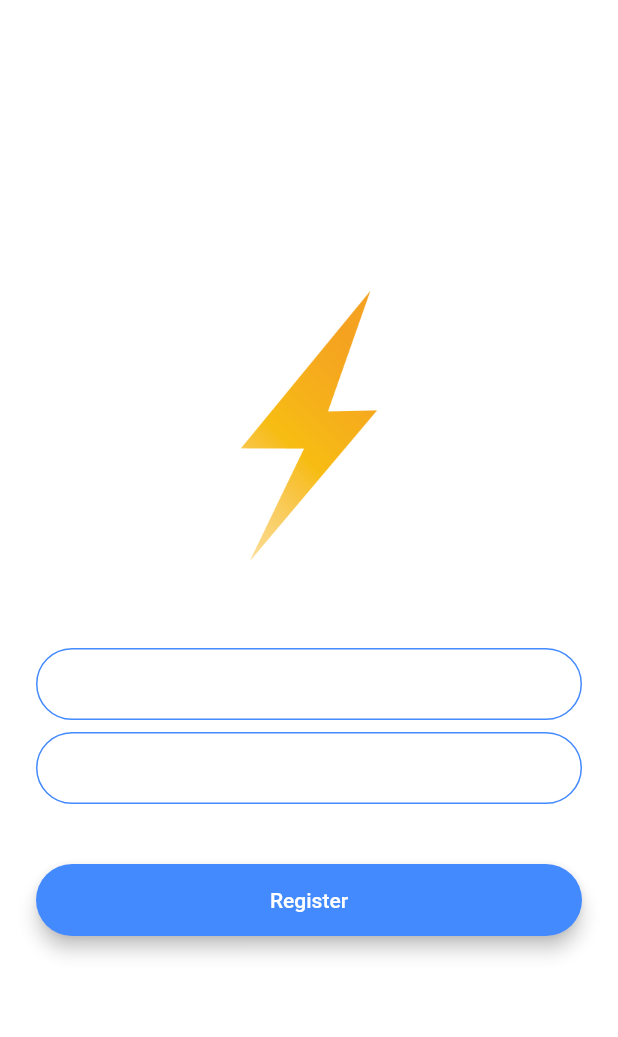
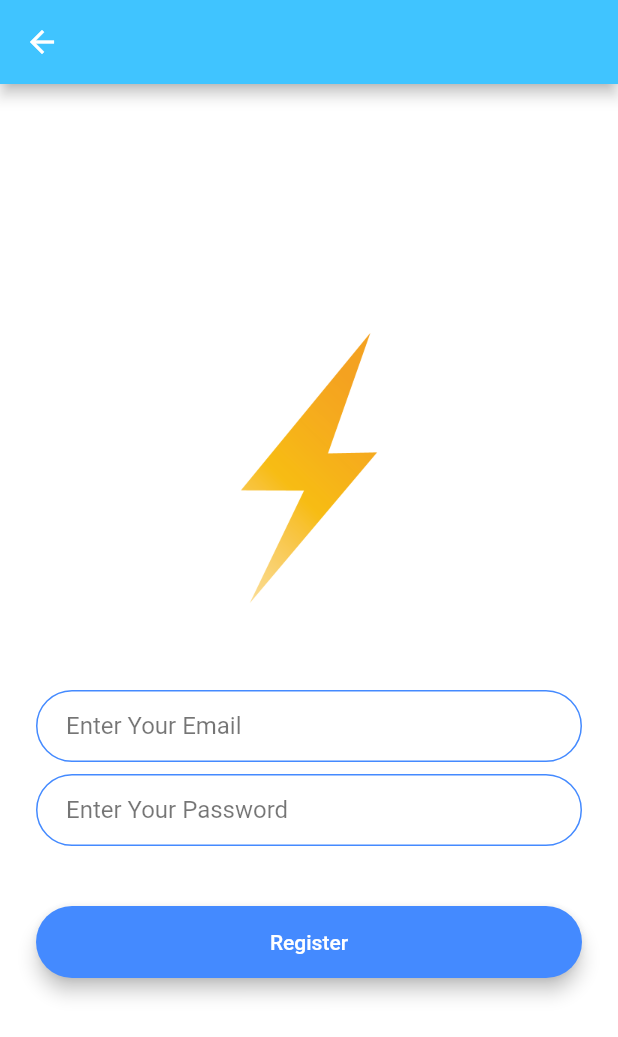
Before and after one commit to disterbia/flutter_chat_app, a Flutter app: the RegistrationScreen screen opened by its route, after a tap on "Register", on a phone screen of 412 x 824 dp. Shown: the top 1037 px of the screen. Run offline on Flutter 3.47's test engine with Material 2 defaults, Android fonts, the phone set to English and light mode, and no system bars; our stand-ins replace animated_text_kit, firebase_auth, modal_progress_hud, sentry, toast; accounts and stored records are empty.

```diff
--- a/lib/constants.dart
+++ b/lib/constants.dart
@@ -6,14 +6,28 @@ const kSendButtonTextStyle = TextStyle(
   fontSize: 18.0,
 );
 
-const kMessageTextFieldDecoration = InputDecoration(
-  contentPadding: EdgeInsets.symmetric(vertical: 10.0, horizontal: 20.0),
-  hintText: 'Type your message here...',
-  border: InputBorder.none,
-);
+
 
 const kMessageContainerDecoration = BoxDecoration(
   border: Border(
     top: BorderSide(color: Colors.lightBlueAccent, width: 2.0),
   ),
 );
+
+const kMessageTextFieldDecoration= InputDecoration(
+    hintStyle: TextStyle(color: Colors.black54),
+    hintText: 'Enter your value',
+    contentPadding:
+    EdgeInsets.symmetric(vertical: 10.0, horizontal: 20.0),
+    border: OutlineInputBorder(
+      borderRadius: BorderRadius.all(Radius.circular(32.0)),
+    ),
+    enabledBorder: OutlineInputBorder(
+      borderSide: BorderSide(color: Colors.blueAccent, width: 1.0),
+      borderRadius: BorderRadius.all(Radius.circular(32.0)),
+    ),
+    focusedBorder: OutlineInputBorder(
+      borderSide: BorderSide(color: Colors.blueAccent, width: 2.0),
+      borderRadius: BorderRadius.all(Radius.circular(32.0)),
+    ),
+  );
--- a/lib/screens/chat_screen.dart
+++ b/lib/screens/chat_screen.dart
@@ -13,6 +13,7 @@ class _ChatScreenState extends State<ChatScreen> {
   @override
   Widget build(BuildContext context) {
     return Scaffold(
+      backgroundColor: Colors.white,
       appBar: AppBar(
         leading: null,
         actions: <Widget>[
@@ -37,6 +38,7 @@ class _ChatScreenState extends State<ChatScreen> {
                 children: <Widget>[
                   Expanded(
                     child: TextField(
+                      style: TextStyle(color:Colors.black),
                       onChanged: (value) {
                         //Do something with the user input.
                       },
--- a/lib/screens/registration_screen.dart
+++ b/lib/screens/registration_screen.dart
@@ -1,17 +1,32 @@
+import 'package:firebase_auth/firebase_auth.dart';
+import 'package:flash_chat/constants.dart';
+import 'package:flash_chat/screens/chat_screen.dart';
 import 'package:flutter/material.dart';
+import 'package:sentry/sentry.dart';
 
 class RegistrationScreen extends StatefulWidget {
 
   static const String id='registration_screen';
+
 
   @override
   _RegistrationScreenState createState() => _RegistrationScreenState();
 }
 
 class _RegistrationScreenState extends State<RegistrationScreen> {
+  final SentryClient sentry = new SentryClient(dsn: 'https://44236c005c114ba48e86386d4ced21d5@sentry.io/3103940');
+  final _auth=FirebaseAuth.instance;
+
+  String email;
+  String password;
+
+
   @override
   Widget build(BuildContext context) {
     return Scaffold(
+      appBar: AppBar(
+        backgroundColor: Colors.lightBlueAccent,
+      ),
       backgroundColor: Colors.white,
       body: Padding(
         padding: EdgeInsets.symmetric(horizontal: 24.0),
@@ -19,59 +34,38 @@ class _RegistrationScreenState extends State<RegistrationScreen> {
           mainAxisAlignment: MainAxisAlignment.center,
           crossAxisAlignment: CrossAxisAlignment.stretch,
           children: <Widget>[
-            Hero(
-              tag: 'logo',
-              child: Container(
-                height: 200.0,
-                child: Image.asset('images/logo.png'),
+            Flexible( //공간만큼 줄어듬
+              child: Hero(
+                tag: 'logo',
+                child: Container(
+                  height: 200.0,
+                  child: Image.asset('images/logo.png'),
+                ),
               ),
             ),
             SizedBox(
               height: 48.0,
             ),
             TextField(
+              style: TextStyle(color: Colors.black),
               onChanged: (value) {
-                //Do something with the user input.
+                email=value;
               },
-              decoration: InputDecoration(
-                hintText: 'Enter your email',
-                contentPadding:
-                    EdgeInsets.symmetric(vertical: 10.0, horizontal: 20.0),
-                border: OutlineInputBorder(
-                  borderRadius: BorderRadius.all(Radius.circular(32.0)),
-                ),
-                enabledBorder: OutlineInputBorder(
-                  borderSide: BorderSide(color: Colors.blueAccent, width: 1.0),
-                  borderRadius: BorderRadius.all(Radius.circular(32.0)),
-                ),
-                focusedBorder: OutlineInputBorder(
-                  borderSide: BorderSide(color: Colors.blueAccent, width: 2.0),
-                  borderRadius: BorderRadius.all(Radius.circular(32.0)),
-                ),
+              decoration: kMessageTextFieldDecoration.copyWith(
+                hintText: "Enter Your Email"
               ),
             ),
             SizedBox(
               height: 8.0,
             ),
             TextField(
+              style: TextStyle(color: Colors.black),
+              obscureText: true, //password
               onChanged: (value) {
-                //Do something with the user input.
+                password=value;
               },
-              decoration: InputDecoration(
-                hintText: 'Enter your password',
-                contentPadding:
-                    EdgeInsets.symmetric(vertical: 10.0, horizontal: 20.0),
-                border: OutlineInputBorder(
-                  borderRadius: BorderRadius.all(Radius.circular(32.0)),
-                ),
-                enabledBorder: OutlineInputBorder(
-                  borderSide: BorderSide(color: Colors.blueAccent, width: 1.0),
-                  borderRadius: BorderRadius.all(Radius.circular(32.0)),
-                ),
-                focusedBorder: OutlineInputBorder(
-                  borderSide: BorderSide(color: Colors.blueAccent, width: 2.0),
-                  borderRadius: BorderRadius.all(Radius.circular(32.0)),
-                ),
+              decoration: kMessageTextFieldDecoration.copyWith(
+                hintText: "Enter Your Password"
               ),
             ),
             SizedBox(
@@ -84,8 +78,16 @@ class _RegistrationScreenState extends State<RegistrationScreen> {
                 borderRadius: BorderRadius.all(Radius.circular(30.0)),
                 elevation: 5.0,
                 child: MaterialButton(
-                  onPressed: () {
-                    //Implement registration functionality.
+                  onPressed: () async {
+
+                    try{
+                      final newUser=await _auth.createUserWithEmailAndPassword(email: email.trim(), password: password.trim());
+                      if(newUser != null){
+                        Navigator.pushNamed(context, ChatScreen.id);
+                      }
+                    }catch(e){
+                      await sentry.captureException(exception: 'join error',stackTrace: e.toString());
+                    }
                   },
                   minWidth: 200.0,
                   height: 42.0,
@@ -101,4 +103,6 @@ class _RegistrationScreenState extends State<RegistrationScreen> {
       ),
     );
   }
+
+
 }
--- a/pubspec.yaml
+++ b/pubspec.yaml
@@ -16,6 +16,7 @@ dependencies:
   firebase_auth: ^0.15.5+2
   toast: ^0.1.5
   sentry: ^3.0.1
+  modal_progress_hud: ^0.1.3
 
 dev_dependencies:
   flutter_test:
```
Also changed, not shown: lib/screens/login_screen.dart (+33 -39 lines), pubspec.lock.
